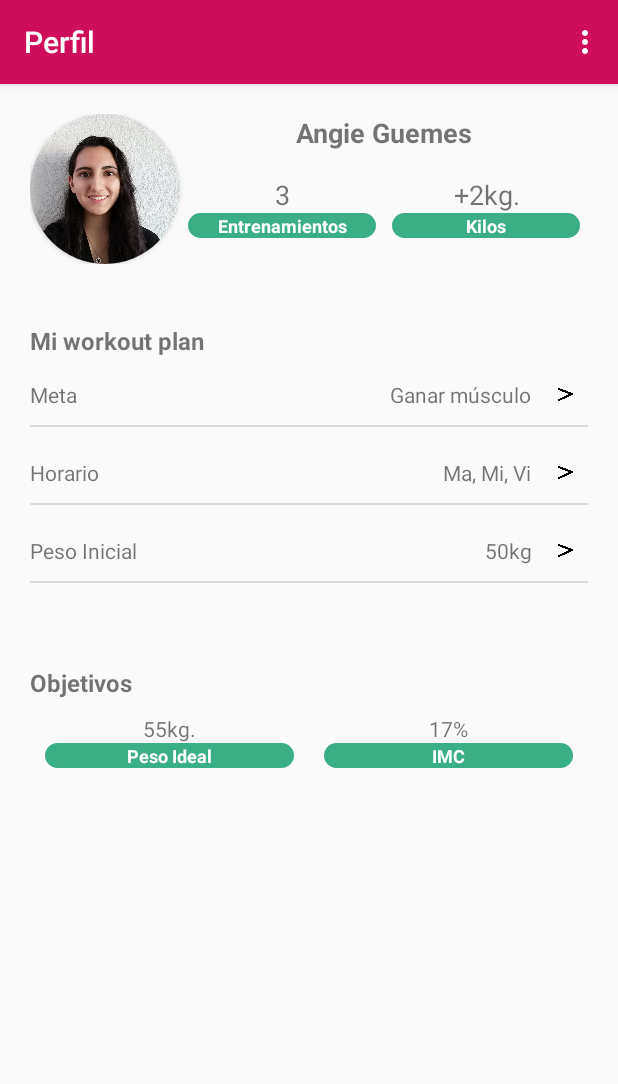
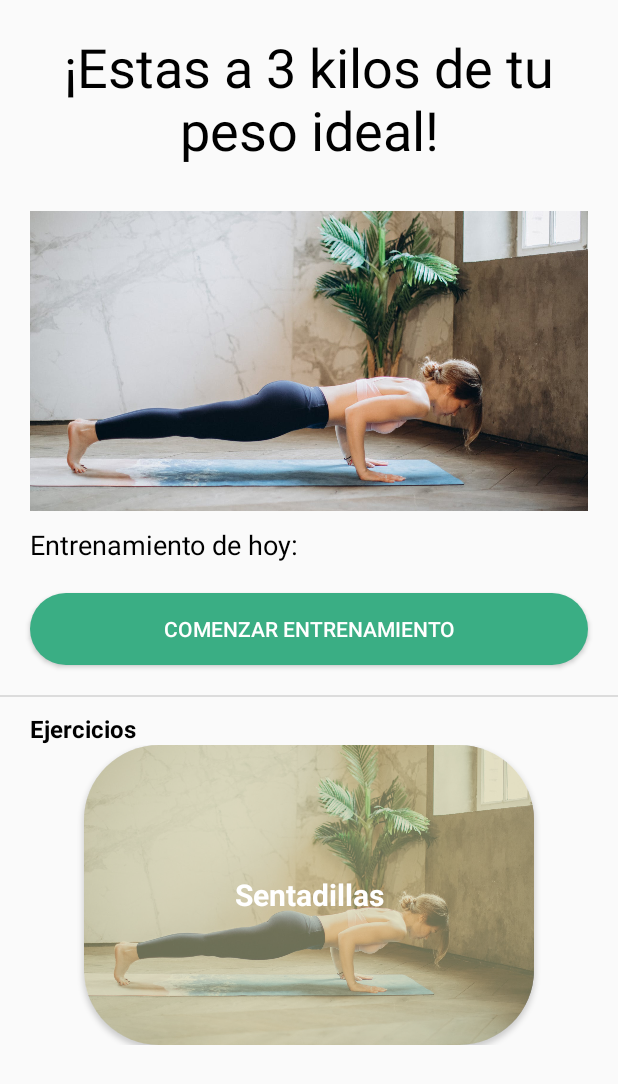
Before and after one commit to diegommtz/MyHomeWorkout, an Android app: the screen it shows after launch (ProfileAct before the commit, PaginaInicial after it), on a phone screen of 412 x 824 dp. Shown: the top 1084 px of the screen. Run offline under Robolectric (Android 15) with nearby library versions, the phone set to English and light mode, and no system bars.

Commit message:
pagina principal finished

```diff
--- a/app/src/main/AndroidManifest.xml
+++ b/app/src/main/AndroidManifest.xml
@@ -9,29 +9,31 @@
         android:roundIcon="@mipmap/ic_launcher_round"
         android:supportsRtl="true"
         android:theme="@style/AppTheme">
-
-        <activity android:name=".ProfileAct" android:label="@string/perfil">
+        <activity android:name=".PaginaInicial"
+            android:screenOrientation="portrait"
+            android:theme="@style/noToolBar">
             <intent-filter>
                 <action android:name="android.intent.action.MAIN" />
                 <category android:name="android.intent.category.LAUNCHER" />
             </intent-filter>
         </activity>
-
-        <activity android:name=".Nacimiento" android:parentActivityName=".Genero" android:label="@string/genero">
-
+        <activity
+            android:name=".ProfileAct"
+            android:label="@string/perfil" android:screenOrientation="portrait">
         </activity>
-
-        <activity android:name=".Genero" ></activity>
-
+        <activity
+            android:name=".Nacimiento"
+            android:screenOrientation="portrait"
+            android:label="@string/genero"
+            android:parentActivityName=".Genero"></activity>
+        <activity android:name=".Genero"></activity>
         <activity
             android:name=".LogInAct"
             android:screenOrientation="portrait" />
-
         <activity
             android:name=".MainActivity"
             android:screenOrientation="portrait"
-            android:theme="@style/splashTheme"></activity>
-
+            android:theme="@style/splashTheme" />
     </application>
 
 </manifest>
--- /dev/null
+++ b/app/src/main/java/mx/tec/myhomeworkout/PaginaInicial.kt
@@ -0,0 +1,34 @@
+package mx.tec.myhomeworkout
+
+import android.annotation.SuppressLint
+import androidx.appcompat.app.AppCompatActivity
+import android.os.Bundle
+import androidx.recyclerview.widget.GridLayoutManager
+import androidx.recyclerview.widget.LinearLayoutManager
+import kotlinx.android.synthetic.main.activity_pagina_inicial.*
+import mx.tec.myhomeworkout.elemento.adaptador.CustomAdapterSimpleExercise
+import mx.tec.myhomeworkout.elemento.modelo.ElementSimpleExercise
+
+class PaginaInicial : AppCompatActivity() {
+    @SuppressLint("SetTextI18n")
+    override fun onCreate(savedInstanceState: Bundle?) {
+        super.onCreate(savedInstanceState)
+        setContentView(R.layout.activity_pagina_inicial)
+
+        val txt =  getString(R.string.estas_a_parte1) + " 3 " + getString(R.string.estas_a_parte2)
+        tvWelcomeMessage.setText(txt)
+
+        val datos = listOf(
+            ElementSimpleExercise(R.drawable.mujer_plancking, "Sentadillas"),
+            ElementSimpleExercise(R.drawable.mujer_plancking, "Abdominales"),
+            ElementSimpleExercise(R.drawable.mujer_plancking, "Jumping jacks"),
+            ElementSimpleExercise(R.drawable.mujer_plancking, "Monster")
+        )
+
+        val adaptador = CustomAdapterSimpleExercise(this@PaginaInicial, R.layout.simple_exercise, datos, 0)
+
+        rvLista.layoutManager = LinearLayoutManager(this@PaginaInicial, LinearLayoutManager.HORIZONTAL, false)
+
+        rvLista.adapter = adaptador
+    }
+}
--- /dev/null
+++ b/app/src/main/java/mx/tec/myhomeworkout/elemento/adaptador/CustomAdapterSimpleExercise.kt
@@ -0,0 +1,56 @@
+package mx.tec.myhomeworkout.elemento.adaptador
+
+import android.content.Context
+import android.view.LayoutInflater
+import android.view.ViewGroup
+import android.view.animation.AnimationUtils
+import android.widget.ImageView
+import android.widget.TextView
+import androidx.recyclerview.widget.RecyclerView
+import mx.tec.myhomeworkout.R
+import mx.tec.myhomeworkout.elemento.modelo.ElementSimpleExercise
+
+class CustomAdapterSimpleExercise (private val context: Context,
+                                   private val layout: Int,
+                                   private val dataSource: List<ElementSimpleExercise>,
+                                   private val animation:  Int)
+    : RecyclerView.Adapter<CustomAdapterSimpleExercise.ElementoViewHolder>(){
+
+    class ElementoViewHolder(inflater: LayoutInflater,
+                             parent: ViewGroup,
+                             layout: Int)
+        : RecyclerView.ViewHolder(inflater.inflate(layout, parent, false)){
+
+        //Viewholder es la clase que se encarga de manipular los controles de los elementos
+        var imagen: ImageView? = null
+        var nombre: TextView? = null
+
+        init{
+            imagen = itemView.findViewById(R.id.ivSimpleExercise)
+            nombre = itemView.findViewById(R.id.tvSimpleExercise)
+        }
+
+        //establece los valores
+        fun bindData(elemento:ElementSimpleExercise){
+            imagen!!.setImageResource(elemento.imagen)
+            nombre!!.text = elemento.nombre
+        }
+
+
+    }
+
+    override fun onCreateViewHolder(parent: ViewGroup, viewType: Int): ElementoViewHolder {
+        val inflater = LayoutInflater.from(parent.context)
+        return ElementoViewHolder(inflater, parent, layout)
+    }
+
+    override fun onBindViewHolder(holder: ElementoViewHolder, position: Int) {
+        val elemento = dataSource[position]
+        holder.bindData(elemento)
+    }
+
+    override fun getItemCount(): Int {
+        return dataSource.size
+    }
+
+}
--- /dev/null
+++ b/app/src/main/java/mx/tec/myhomeworkout/elemento/modelo/ElementSimpleExercise.kt
@@ -0,0 +1,4 @@
+package mx.tec.myhomeworkout.elemento.modelo
+
+data class ElementSimpleExercise (val imagen: Int,
+                                  val nombre:String){}
--- a/app/src/main/res/drawable/circular_btn.xml
+++ b/app/src/main/res/drawable/circular_btn.xml
@@ -2,4 +2,5 @@
 <shape xmlns:android="http://schemas.android.com/apk/res/android">
     <solid android:color="@color/green_slack" />
     <corners android:radius="50dp" />
+
 </shape>
--- /dev/null
+++ b/app/src/main/res/layout/activity_pagina_inicial.xml
@@ -0,0 +1,96 @@
+<?xml version="1.0" encoding="utf-8"?>
+<LinearLayout xmlns:android="http://schemas.android.com/apk/res/android"
+    xmlns:app="http://schemas.android.com/apk/res-auto"
+    xmlns:tools="http://schemas.android.com/tools"
+    android:layout_width="match_parent"
+    android:layout_height="match_parent"
+    android:orientation="vertical"
+    android:paddingTop="20dp"
+    tools:context=".PaginaInicial">
+
+    <ScrollView
+        android:layout_width="match_parent"
+        android:layout_height="match_parent">
+
+        <LinearLayout
+            android:layout_width="match_parent"
+            android:layout_height="wrap_content"
+            android:baselineAligned="false"
+            android:orientation="vertical">
+
+            <TextView
+                android:id="@+id/tvWelcomeMessage"
+                android:layout_width="match_parent"
+                android:layout_height="wrap_content"
+                android:layout_marginLeft="15dp"
+                android:layout_marginRight="15dp"
+                android:layout_marginBottom="30dp"
+                android:gravity="center"
+                android:singleLine="false"
+                android:text="¡Estas a 9 kilos de tu peso ideal!"
+                android:textColor="#000000"
+                android:textSize="36sp" />
+
+            <ImageView
+                android:id="@+id/imageView"
+                android:layout_width="wrap_content"
+                android:layout_height="200dp"
+                android:layout_marginBottom="10dp"
+                android:paddingLeft="20dp"
+                android:paddingRight="20dp"
+                android:scaleType="centerCrop"
+                app:srcCompat="@drawable/mujer_plancking" />
+
+            <TextView
+                android:id="@+id/textView6"
+                android:layout_width="match_parent"
+                android:layout_height="wrap_content"
+                android:layout_marginBottom="20dp"
+                android:paddingLeft="20dp"
+                android:paddingRight="20dp"
+                android:text="@string/entrenamiento_de_hoy"
+                android:textColor="#000000"
+                android:textSize="18sp" />
+
+            <Button
+                android:id="@+id/button"
+                android:layout_width="match_parent"
+                android:layout_height="wrap_content"
+                android:layout_marginLeft="20dp"
+                android:layout_marginRight="20dp"
+                android:background="@drawable/circular_btn"
+                android:paddingLeft="20dp"
+                android:paddingRight="20dp"
+                android:text="@string/entrenar"
+                android:textColor="#FFFFFF" />
+
+            <View
+                android:id="@+id/divider4"
+                android:layout_width="match_parent"
+                android:layout_height="1dp"
+                android:layout_marginTop="20dp"
+                android:layout_marginBottom="10dp"
+                android:background="?android:attr/listDivider"
+                android:paddingLeft="20dp"
+                android:paddingRight="20dp" />
+
+            <TextView
+                android:id="@+id/textView8"
+                android:layout_width="match_parent"
+                android:layout_height="wrap_content"
+                android:paddingLeft="20dp"
+                android:paddingRight="20dp"
+                android:text="@string/ejercicios"
+                android:textColor="#000000"
+                android:textSize="16sp"
+                android:textStyle="bold" />
+
+            <androidx.recyclerview.widget.RecyclerView
+                android:id="@+id/rvLista"
+                android:layout_width="match_parent"
+                android:layout_height="match_parent"
+                android:scrollbars="horizontal" />
+
+        </LinearLayout>
+    </ScrollView>
+</LinearLayout>
--- /dev/null
+++ b/app/src/main/res/layout/simple_exercise.xml
@@ -0,0 +1,40 @@
+<?xml version="1.0" encoding="utf-8"?>
+<LinearLayout xmlns:android="http://schemas.android.com/apk/res/android"
+    xmlns:app="http://schemas.android.com/apk/res-auto"
+    android:layout_width="match_parent"
+    android:layout_height="wrap_content"
+    android:gravity="center"
+    android:orientation="vertical">
+
+    <androidx.cardview.widget.CardView
+        android:layout_width="300dp"
+        android:layout_height="200dp"
+        app:cardCornerRadius="50dp">
+
+        <FrameLayout
+            android:layout_width="match_parent"
+            android:layout_height="match_parent">
+
+            <ImageView
+                android:id="@+id/ivSimpleExercise"
+                android:layout_width="wrap_content"
+                android:layout_height="wrap_content"
+                android:layout_weight="1"
+                android:scaleType="centerCrop"
+                app:srcCompat="@drawable/foto" />
+
+            <TextView
+                android:id="@+id/tvSimpleExercise"
+                android:layout_width="match_parent"
+                android:layout_height="match_parent"
+                android:layout_gravity="center_horizontal|center_vertical"
+                android:background="#80D5CE93"
+                android:gravity="center"
+                android:text="TextView"
+                android:textColor="#FFFFFF"
+                android:textSize="20dp"
+                android:textStyle="bold" />
+        </FrameLayout>
+
+    </androidx.cardview.widget.CardView>
+</LinearLayout>
--- a/app/src/main/res/values/strings.xml
+++ b/app/src/main/res/values/strings.xml
@@ -22,5 +22,10 @@
     <string name="cerrar_sesion">Cerrar Sesión</string>
     <string name="perfil">Perfil</string>
     <string name="genero">Género</string>
+    <string name="estas_a_parte1">¡Estas a </string>
+    <string name="estas_a_parte2"> kilos de tu peso ideal!</string>
+    <string name="entrenamiento_de_hoy">Entrenamiento de hoy: </string>
+    <string name="entrenar">Comenzar entrenamiento</string>
+    <string name="ejercicios">Ejercicios</string>
 
 </resources>
--- a/app/src/main/res/values/styles.xml
+++ b/app/src/main/res/values/styles.xml
@@ -14,5 +14,12 @@
         <item name="colorAccent">@color/colorAccent</item>
     </style>
 
+    <style name="noToolBar" parent="Theme.AppCompat.Light.NoActionBar">
+        <!-- Customize your theme here. -->
+        <item name="colorPrimary">@color/colorPrimary</item>
+        <item name="colorPrimaryDark">@color/colorPrimaryDark</item>
+        <item name="colorAccent">@color/colorAccent</item>
+    </style>
+
 
 </resources>
```
Also changed, not shown: app/src/main/res/drawable-v24/mujer_plancking.jpeg (added).
